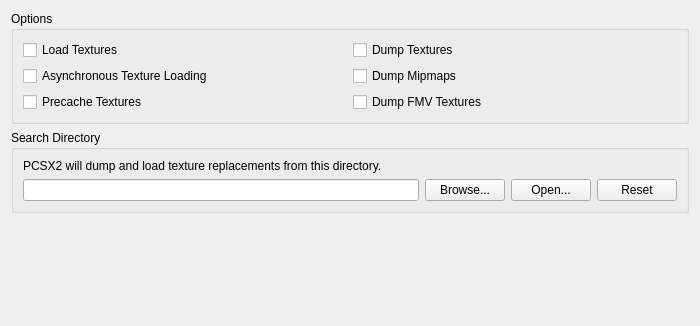
The window that pcsx2-qt/Settings/GraphicsTextureReplacementSettingsTab.ui (SgtBilko76/ARMSX2-Quest) describes before a commit, drawn with Qt 5; both pictures show x 0 to 700 and y 0 to 326 of the 700 by 500 pixel window.
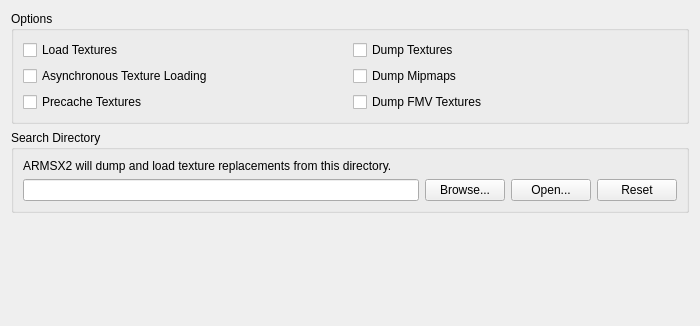
The same window after the commit.

Commit message: Rebrand user-facing PCSX2 references to ARMSX2; fix Help menu

```diff
--- a/pcsx2-qt/Settings/GraphicsTextureReplacementSettingsTab.ui
+++ b/pcsx2-qt/Settings/GraphicsTextureReplacementSettingsTab.ui
@@ -98,7 +98,7 @@
       <item row="0" column="0" colspan="4">
        <widget class="QLabel" name="textureDescriptionText">
         <property name="text">
-         <string>PCSX2 will dump and load texture replacements from this directory.</string>
+         <string>ARMSX2 will dump and load texture replacements from this directory.</string>
         </property>
         <property name="buddy">
          <cstring>texturesDirectory</cstring>
```
The commit also changes 33 other files.
